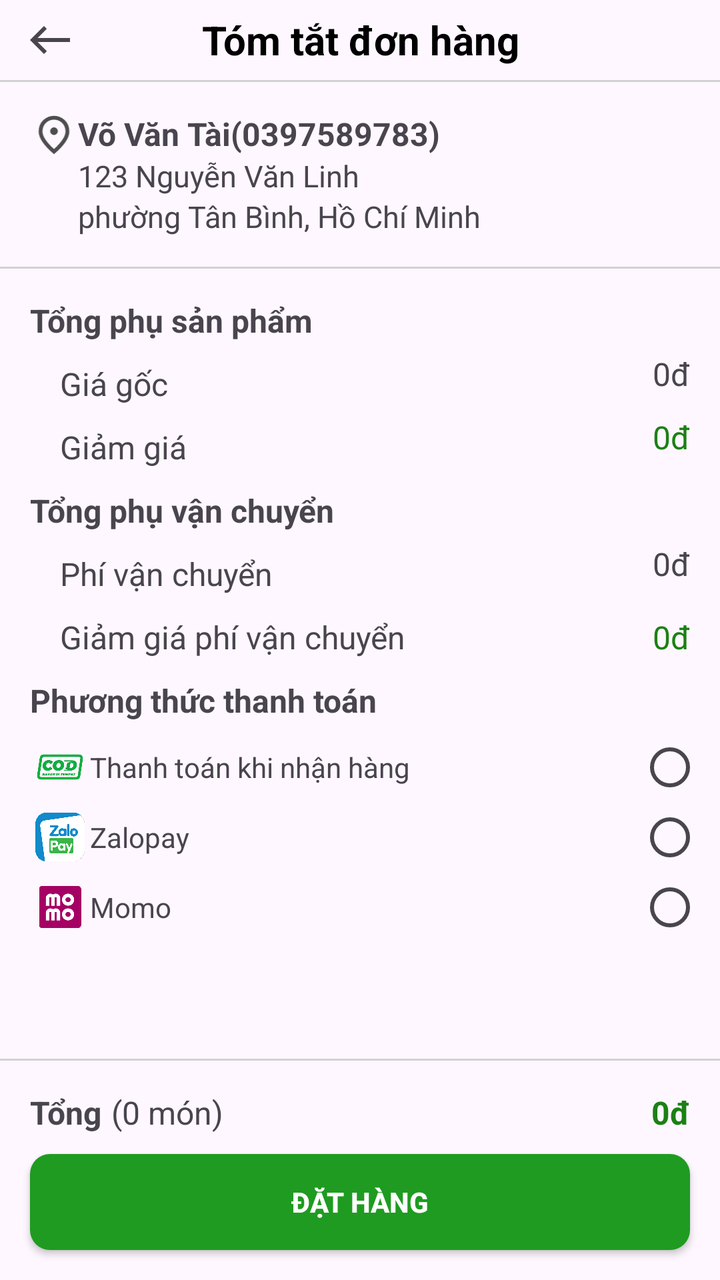
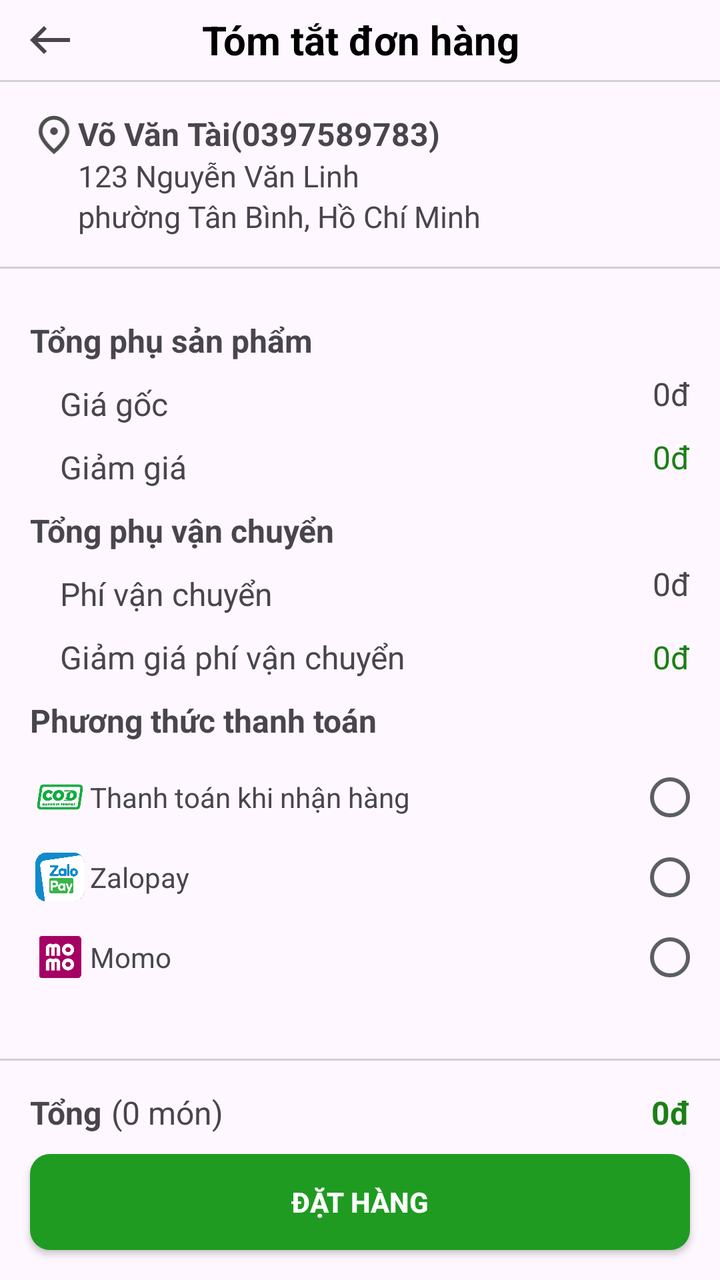

Screens rendered from an Android XML layout before and after an edit, with the pre-edit source and the edit as a unified diff.
<!-- AndroidManifest.xml: application theme Theme.FoodOrderApp -->
<!-- res/layout/fragment_order_summary.xml -->
<?xml version="1.0" encoding="utf-8"?>
<androidx.constraintlayout.widget.ConstraintLayout xmlns:android="http://schemas.android.com/apk/res/android"
    xmlns:app="http://schemas.android.com/apk/res-auto"
    xmlns:tools="http://schemas.android.com/tools"
    android:layout_width="match_parent"
    android:layout_height="match_parent"
    tools:context=".view.ui.shoppingcart.FragmentOrderSummary">

    <TextView
        android:id="@+id/txtTieuDe"
        android:layout_width="wrap_content"
        android:layout_height="40dp"
        android:gravity="center"
        android:text="@string/OrderSummary_Title"
        android:textColor="#000000"
        android:textSize="20sp"
        android:textStyle="bold"
        app:layout_constraintEnd_toEndOf="parent"
        app:layout_constraintStart_toStartOf="parent"
        app:layout_constraintTop_toTopOf="parent" />

    <ImageView
        android:id="@+id/imgThoat"
        android:layout_width="40dp"
        android:layout_height="40dp"
        android:layout_marginStart="5dp"
        android:background="?attr/selectableItemBackground"
        android:contentDescription="@string/motaanh"
        android:padding="8dp"
        android:src="@drawable/promotion_icon_quaylai"
        app:layout_constraintStart_toStartOf="parent"
        app:layout_constraintTop_toTopOf="parent" />

    <View
        android:id="@+id/view1"
        android:layout_width="match_parent"
        android:layout_height="1dp"
        android:background="#D1D1D1"
        app:layout_constraintEnd_toEndOf="parent"
        app:layout_constraintStart_toStartOf="parent"
        app:layout_constraintTop_toBottomOf="@+id/txtTieuDe" />

    <ScrollView
        android:id="@+id/layout"
        android:layout_width="match_parent"
        android:layout_height="0dp"
        android:scrollbars="none"
        app:layout_constraintEnd_toEndOf="parent"
        app:layout_constraintStart_toStartOf="parent"
        app:layout_constraintTop_toBottomOf="@+id/view1">


        <androidx.constraintlayout.widget.ConstraintLayout
            android:layout_width="match_parent"
            android:layout_height="wrap_content">

            <ImageView
                android:id="@+id/iconAddress"
                android:layout_width="wrap_content"
                android:layout_height="23dp"
                android:layout_marginStart="15dp"
                android:layout_marginTop="15dp"
                android:contentDescription="@string/motaanh"
                android:src="@drawable/order_danggiao_diadiem"
                app:layout_constraintStart_toStartOf="parent"
                app:layout_constraintTop_toTopOf="parent" />

            <TextView
                android:id="@+id/txtName_Phone_User"
                android:layout_width="wrap_content"
                android:layout_height="wrap_content"
                android:layout_marginTop="15dp"
                android:text="@string/OrderSummary_NameUser"
                android:textSize="16sp"
                android:textStyle="bold"
                app:layout_constraintStart_toEndOf="@+id/iconAddress"
                app:layout_constraintTop_toTopOf="parent" />

            <TextView
                android:id="@+id/txtStreet"
                android:layout_width="wrap_content"
                android:layout_height="wrap_content"
                android:text="@string/OrderSummary_Street"
                android:textSize="15sp"
                app:layout_constraintStart_toEndOf="@+id/iconAddress"
                app:layout_constraintTop_toBottomOf="@+id/txtName_Phone_User" />

            <TextView
                android:id="@+id/txtRegion"
                android:layout_width="wrap_content"
                android:layout_height="wrap_content"
                android:text="@string/OrderSummary_Region"
                android:textSize="15sp"
                app:layout_constraintStart_toEndOf="@+id/iconAddress"
                app:layout_constraintTop_toBottomOf="@+id/txtStreet" />

            <View
                android:id="@+id/view2"
                android:layout_width="match_parent"
                android:layout_height="1dp"
                android:layout_marginTop="15dp"
                android:background="#D1D1D1"
                app:layout_constraintEnd_toEndOf="parent"
                app:layout_constraintStart_toStartOf="parent"
                app:layout_constraintTop_toBottomOf="@+id/txtRegion" />

            <androidx.recyclerview.widget.RecyclerView
                android:id="@+id/rvFood"
                android:layout_width="match_parent"
                android:layout_height="wrap_content"
                android:layout_marginStart="15dp"
                android:layout_marginEnd="15dp"
                app:layout_constraintEnd_toEndOf="parent"
                app:layout_constraintStart_toStartOf="parent"
                app:layout_constraintTop_toBottomOf="@+id/view2" />

            <TextView
                android:id="@+id/txtSubtotal"
                android:layout_width="wrap_content"
                android:layout_height="wrap_content"
                android:layout_marginStart="15dp"
                android:layout_marginTop="15dp"
                android:text="@string/OrderSummary_Subtotal"
                android:textSize="16sp"
                android:textStyle="bold"
                app:layout_constraintStart_toStartOf="parent"
                app:layout_constraintTop_toBottomOf="@+id/rvFood" />

            <TextView
                android:id="@+id/txtOriginalPrice"
                android:layout_width="wrap_content"
                android:layout_height="wrap_content"
                android:layout_marginStart="30dp"
                android:layout_marginTop="10dp"
                android:text="@string/OrderSummary_OriginalPrice"
                android:textSize="16sp"
                app:layout_constraintStart_toStartOf="parent"
                app:layout_constraintTop_toBottomOf="@+id/txtSubtotal" />

            <TextView
                android:id="@+id/OriginalPrice"
                android:layout_width="wrap_content"
                android:layout_height="wrap_content"
                android:layout_marginTop="5dp"
                android:layout_marginEnd="15dp"
                android:text="@string/OrderSummary_Gia"
                android:textSize="16sp"
                app:layout_constraintEnd_toEndOf="parent"
                app:layout_constraintTop_toBottomOf="@+id/txtSubtotal" />

            <TextView
                android:id="@+id/txtVoucher"
                android:layout_width="wrap_content"
                android:layout_height="wrap_content"
                android:layout_marginStart="30dp"
                android:layout_marginTop="10dp"
                android:text="@string/OrderSummary_Voucher"
                android:textSize="16sp"
                app:layout_constraintStart_toStartOf="parent"
                app:layout_constraintTop_toBottomOf="@+id/txtOriginalPrice" />

            <TextView
                android:id="@+id/Voucher"
                android:layout_width="wrap_content"
                android:layout_height="wrap_content"
                android:layout_marginTop="10dp"
                android:layout_marginEnd="15dp"
                android:text="@string/OrderSummary_Gia"
                android:textColor="#1C8015"
                android:textSize="16sp"
                app:layout_constraintEnd_toEndOf="parent"
                app:layout_constraintTop_toBottomOf="@+id/OriginalPrice" />

            <TextView
                android:id="@+id/txtSubtotalShippingFee"
                android:layout_width="wrap_content"
                android:layout_height="wrap_content"
                android:layout_marginStart="15dp"
                android:layout_marginTop="10dp"
                android:text="@string/OrderSummary_SubtotalShippingFee"
                android:textSize="16sp"
                android:textStyle="bold"
                app:layout_constraintStart_toStartOf="parent"
                app:layout_constraintTop_toBottomOf="@+id/txtVoucher" />

            <TextView
                android:id="@+id/txtShippingFee"
                android:layout_width="wrap_content"
                android:layout_height="wrap_content"
                android:layout_marginStart="30dp"
                android:layout_marginTop="10dp"
                android:text="@string/OrderSummary_ShippingFee"
                android:textSize="16sp"
                app:layout_constraintStart_toStartOf="parent"
                app:layout_constraintTop_toBottomOf="@+id/txtSubtotalShippingFee" />

            <TextView
                android:id="@+id/ShippingFee"
                android:layout_width="wrap_content"
                android:layout_height="wrap_content"
                android:layout_marginTop="5dp"
                android:layout_marginEnd="15dp"
                android:text="@string/OrderSummary_Gia"
                android:textSize="16sp"
                app:layout_constraintEnd_toEndOf="parent"
                app:layout_constraintTop_toBottomOf="@+id/txtSubtotalShippingFee" />

            <TextView
                android:id="@+id/txtVoucherShippping"
                android:layout_width="wrap_content"
                android:layout_height="wrap_content"
                android:layout_marginStart="30dp"
                android:layout_marginTop="10dp"
                android:text="@string/OrderSummary_VoucherShipping"
                android:textSize="16sp"
                app:layout_constraintStart_toStartOf="parent"
                app:layout_constraintTop_toBottomOf="@+id/txtShippingFee" />

            <TextView
                android:id="@+id/VoucherShippping"
                android:layout_width="wrap_content"
                android:layout_height="wrap_content"
                android:layout_marginTop="10dp"
                android:layout_marginEnd="15dp"
                android:text="@string/OrderSummary_Gia"
                android:textColor="#1C8015"
                android:textSize="16sp"
                app:layout_constraintEnd_toEndOf="parent"
                app:layout_constraintTop_toBottomOf="@+id/txtShippingFee" />

            <TextView
                android:id="@+id/txtPaymentMethod"
                android:layout_width="wrap_content"
                android:layout_height="wrap_content"
                android:layout_marginStart="15dp"
                android:layout_marginTop="10dp"
                android:text="@string/OrderSummary_txtPaymentMethod"
                android:textSize="16sp"
                android:textStyle="bold"
                app:layout_constraintStart_toStartOf="parent"
                app:layout_constraintTop_toBottomOf="@+id/txtVoucherShippping" />

            <androidx.constraintlayout.widget.ConstraintLayout
                android:id="@+id/layoutCOD"
                android:layout_width="match_parent"
                android:layout_height="wrap_content"
                android:layout_marginTop="10dp"
                android:paddingStart="15dp"
                android:paddingEnd="15dp"
                app:layout_constraintEnd_toEndOf="parent"
                app:layout_constraintStart_toStartOf="parent"
                app:layout_constraintTop_toBottomOf="@+id/txtPaymentMethod">

                <ImageView
                    android:id="@+id/imgCod"
                    android:layout_width="30dp"
                    android:layout_height="25dp"
                    android:contentDescription="@string/motaanh"
                    android:src="@drawable/anh_cod"
                    app:layout_constraintBottom_toBottomOf="parent"
                    app:layout_constraintStart_toStartOf="parent"
                    app:layout_constraintTop_toTopOf="parent" />

                <TextView
                    android:id="@+id/cashOnDelivery"
                    android:layout_width="wrap_content"
                    android:layout_height="wrap_content"
                    android:text="@string/OrderSummary_txtCashOnDelivery"
                    android:textSize="14sp"
                    app:layout_constraintBottom_toBottomOf="parent"
                    app:layout_constraintStart_toEndOf="@+id/imgCod"
                    app:layout_constraintTop_toTopOf="parent" />

                <RadioButton
                    android:id="@+id/rdbCod"
                    android:layout_width="26dp"
                    android:layout_height="23dp"
                    android:gravity="center"
                    app:layout_constraintBottom_toBottomOf="parent"
                    app:layout_constraintEnd_toEndOf="parent"
                    app:layout_constraintTop_toTopOf="parent" />

            </androidx.constraintlayout.widget.ConstraintLayout>

            <androidx.constraintlayout.widget.ConstraintLayout
                android:id="@+id/layoutZalopay"
                android:layout_width="match_parent"
                android:layout_height="wrap_content"
                android:layout_marginTop="10dp"
                android:paddingStart="15dp"
                android:paddingEnd="15dp"
                app:layout_constraintEnd_toEndOf="parent"
                app:layout_constraintStart_toStartOf="parent"
                app:layout_constraintTop_toBottomOf="@+id/layoutCOD">

                <ImageView
                    android:id="@+id/imgZalopay"
                    android:layout_width="30dp"
                    android:layout_height="25dp"
                    android:contentDescription="@string/motaanh"
                    android:src="@drawable/anh_icon_zalopay"
                    app:layout_constraintBottom_toBottomOf="parent"
                    app:layout_constraintStart_toStartOf="parent"
                    app:layout_constraintTop_toTopOf="parent" />

                <TextView
                    android:id="@+id/txtZalopay"
                    android:layout_width="wrap_content"
                    android:layout_height="wrap_content"
                    android:text="@string/OrderSummary_Zalopay"
                    android:textSize="14sp"
                    app:layout_constraintBottom_toBottomOf="parent"
                    app:layout_constraintStart_toEndOf="@+id/imgZalopay"
                    app:layout_constraintTop_toTopOf="parent" />

                <RadioButton
                    android:id="@+id/rdbZalopay"
                    android:layout_width="26dp"
                    android:layout_height="23dp"
                    android:gravity="center"
                    app:layout_constraintBottom_toBottomOf="parent"
                    app:layout_constraintEnd_toEndOf="parent"
                    app:layout_constraintTop_toTopOf="parent" />

            </androidx.constraintlayout.widget.ConstraintLayout>

            <androidx.constraintlayout.widget.ConstraintLayout
                android:id="@+id/layoutMomo"
                android:layout_width="match_parent"
                android:layout_height="wrap_content"
                android:layout_marginTop="10dp"
                android:paddingStart="15dp"
                android:paddingEnd="15dp"
                app:layout_constraintEnd_toEndOf="parent"
                app:layout_constraintStart_toStartOf="parent"
                app:layout_constraintTop_toBottomOf="@+id/layoutZalopay">

                <ImageView
                    android:id="@+id/imgMomo"
                    android:layout_width="30dp"
                    android:layout_height="25dp"
                    android:contentDescription="@string/motaanh"
                    android:padding="2dp"
                    android:src="@drawable/anh_momo"
                    app:layout_constraintBottom_toBottomOf="parent"
                    app:layout_constraintStart_toStartOf="parent"
                    app:layout_constraintTop_toTopOf="parent" />

                <TextView
                    android:id="@+id/txtMomo"
                    android:layout_width="wrap_content"
                    android:layout_height="wrap_content"
                    android:text="@string/OrderSummary_Momo"
                    android:textSize="14sp"
                    app:layout_constraintBottom_toBottomOf="parent"
                    app:layout_constraintStart_toEndOf="@+id/imgMomo"
                    app:layout_constraintTop_toTopOf="parent" />

                <RadioButton
                    android:id="@+id/rdbMomo"
                    android:layout_width="26dp"
                    android:layout_height="23dp"
                    android:gravity="center"
                    app:layout_constraintBottom_toBottomOf="parent"
                    app:layout_constraintEnd_toEndOf="parent"
                    app:layout_constraintTop_toTopOf="parent" />

            </androidx.constraintlayout.widget.ConstraintLayout>
        </androidx.constraintlayout.widget.ConstraintLayout>
    </ScrollView>

    <View
        android:id="@+id/view3"
        android:layout_width="match_parent"
        android:layout_height="1dp"
        android:layout_marginBottom="15dp"
        android:background="#D1D1D1"
        app:layout_constraintBottom_toTopOf="@+id/txtTotal"
        app:layout_constraintEnd_toEndOf="parent"
        app:layout_constraintStart_toStartOf="parent" />

    <TextView
        android:id="@+id/txtTotal"
        android:layout_width="wrap_content"
        android:layout_height="wrap_content"
        android:layout_marginStart="15dp"
        android:layout_marginBottom="10dp"
        android:text="@string/OrderSummary_txtTotal"
        android:textSize="16sp"
        android:textStyle="bold"
        app:layout_constraintBottom_toTopOf="@id/btnOrder"
        app:layout_constraintStart_toStartOf="parent" />

    <TextView
        android:id="@+id/txtQuantityFood"
        android:layout_width="wrap_content"
        android:layout_height="wrap_content"
        android:layout_marginStart="5dp"
        android:layout_marginBottom="10dp"
        android:text="@string/OrderSummary_txtQuantityFood"
        android:textSize="16sp"
        app:layout_constraintBottom_toTopOf="@+id/btnOrder"
        app:layout_constraintStart_toEndOf="@+id/txtTotal" />

    <TextView
        android:id="@+id/total"
        android:layout_width="wrap_content"
        android:layout_height="wrap_content"
        android:layout_marginEnd="15dp"
        android:layout_marginBottom="10dp"
        android:text="@string/OrderSummary_Gia"
        android:textColor="#1C8015"
        android:textSize="16sp"
        android:textStyle="bold"
        app:layout_constraintBottom_toTopOf="@+id/btnOrder"
        app:layout_constraintEnd_toEndOf="parent" />

    <androidx.appcompat.widget.AppCompatButton
        android:id="@+id/btnOrder"
        android:layout_width="match_parent"
        android:layout_height="wrap_content"
        android:layout_marginStart="15dp"
        android:layout_marginEnd="15dp"
        android:layout_marginBottom="15dp"
        android:background="@drawable/bg_button_login"
        android:text="@string/OrderSummary_Order"
        android:textColor="#FFFFFF"
        android:textStyle="bold"
        app:layout_constraintBottom_toBottomOf="parent"
        app:layout_constraintEnd_toEndOf="parent"
        app:layout_constraintStart_toStartOf="parent" />

</androidx.constraintlayout.widget.ConstraintLayout>
<!-- resources referenced by this layout -->
<resources>
  <!-- drawable anh_cod: png bitmap (drawable, 88944 bytes) -->
  <!-- drawable anh_icon_zalopay: png bitmap (drawable, 17646 bytes) -->
  <!-- drawable anh_momo: png bitmap (drawable, 2913 bytes) -->
  <!-- drawable bg_button_login (drawable) -->
  <?xml version="1.0" encoding="utf-8"?>
  <selector xmlns:android="http://schemas.android.com/apk/res/android">
  
          <item android:state_pressed="true">
              <shape android:shape="rectangle">
                  <solid android:color="#1F811F"/>
                  <corners android:radius="10dp"/>
              </shape>
  
          </item>
  
          <item>
              <shape android:shape="rectangle">
                      android:width="1dp"/>
                      <solid android:color="#1F9B21"/>
                  <corners android:radius="10dp" />
              </shape>
          </item>
  
  
  </selector>
  <!-- drawable order_danggiao_diadiem (drawable) -->
  <vector xmlns:android="http://schemas.android.com/apk/res/android"
      android:width="24dp"
      android:height="24dp"
      android:viewportWidth="960"
      android:viewportHeight="960"
      android:tint="#4E4E4E">
    <path
        android:fillColor="@android:color/white"
        android:pathData="M480,480Q513,480 536.5,456.5Q560,433 560,400Q560,367 536.5,343.5Q513,320 480,320Q447,320 423.5,343.5Q400,367 400,400Q400,433 423.5,456.5Q447,480 480,480ZM480,774Q602,662 661,570.5Q720,479 720,408Q720,299 650.5,229.5Q581,160 480,160Q379,160 309.5,229.5Q240,299 240,408Q240,479 299,570.5Q358,662 480,774ZM480,880Q319,743 239.5,625.5Q160,508 160,408Q160,258 256.5,169Q353,80 480,80Q607,80 703.5,169Q800,258 800,408Q800,508 720.5,625.5Q641,743 480,880ZM480,400Q480,400 480,400Q480,400 480,400Q480,400 480,400Q480,400 480,400Q480,400 480,400Q480,400 480,400Q480,400 480,400Q480,400 480,400Z"/>
  </vector>
  <!-- drawable promotion_icon_quaylai (drawable) -->
  <vector xmlns:android="http://schemas.android.com/apk/res/android"
      android:width="24dp"
      android:height="24dp"
      android:viewportWidth="960"
      android:viewportHeight="960"
      android:tint="?attr/colorControlNormal">
    <path
        android:fillColor="@android:color/white"
        android:pathData="M360,760L80,480L360,200L416,256L233,440L880,440L880,520L233,520L417,704L360,760Z"/>
  </vector>
  <string name="OrderSummary_Gia">0đ</string>
  <string name="OrderSummary_Momo">Momo</string>
  <string name="OrderSummary_NameUser">Võ Văn Tài(0397589783)</string>
  <string name="OrderSummary_Order">Đặt hàng</string>
  <string name="OrderSummary_OriginalPrice">Giá gốc</string>
  <string name="OrderSummary_Region">phường Tân Bình, Hồ Chí Minh</string>
  <string name="OrderSummary_ShippingFee">Phí vận chuyển</string>
  <string name="OrderSummary_Street">123 Nguyễn Văn Linh</string>
  <string name="OrderSummary_Subtotal">Tổng phụ sản phẩm</string>
  <string name="OrderSummary_SubtotalShippingFee">Tổng phụ vận chuyển</string>
  <string name="OrderSummary_Title">Tóm tắt đơn hàng</string>
  <string name="OrderSummary_Voucher">Giảm giá</string>
  <string name="OrderSummary_VoucherShipping">Giảm giá phí vận chuyển</string>
  <string name="OrderSummary_Zalopay">Zalopay</string>
  <string name="OrderSummary_txtCashOnDelivery">Thanh toán khi nhận hàng</string>
  <string name="OrderSummary_txtPaymentMethod">Phương thức thanh toán</string>
  <string name="OrderSummary_txtQuantityFood">(0 món)</string>
  <string name="OrderSummary_txtTotal">Tổng</string>
  <string name="motaanh">anh</string>
  <style name="Theme.FoodOrderApp" parent="Base.Theme.FoodOrderApp" />
  <style name="Base.Theme.FoodOrderApp" parent="Theme.Material3.Light.NoActionBar">
          
          
      </style>
</resources>

<!-- the commit's change to res/layout/fragment_order_summary.xml (unified diff, before → after) -->
@@ -44,7 +44,9 @@
         android:id="@+id/layout"
         android:layout_width="match_parent"
         android:layout_height="0dp"
+        android:layout_marginBottom="15dp"
         android:scrollbars="none"
+        app:layout_constraintBottom_toTopOf="@+id/view3"
         app:layout_constraintEnd_toEndOf="parent"
         app:layout_constraintStart_toStartOf="parent"
         app:layout_constraintTop_toBottomOf="@+id/view1">
@@ -109,6 +111,7 @@
                 android:layout_width="match_parent"
                 android:layout_height="wrap_content"
                 android:layout_marginStart="15dp"
+                android:layout_marginTop="10dp"
                 android:layout_marginEnd="15dp"
                 app:layout_constraintEnd_toEndOf="parent"
                 app:layout_constraintStart_toStartOf="parent"
@@ -244,7 +247,7 @@
                 android:id="@+id/layoutCOD"
                 android:layout_width="match_parent"
                 android:layout_height="wrap_content"
-                android:layout_marginTop="10dp"
+                android:layout_marginTop="15dp"
                 android:paddingStart="15dp"
                 android:paddingEnd="15dp"
                 app:layout_constraintEnd_toEndOf="parent"
@@ -278,7 +281,8 @@
                     android:gravity="center"
                     app:layout_constraintBottom_toBottomOf="parent"
                     app:layout_constraintEnd_toEndOf="parent"
-                    app:layout_constraintTop_toTopOf="parent" />
+                    app:layout_constraintTop_toTopOf="parent"
+                   app:buttonTint="@color/bg_radiobutton_green"/>
 
             </androidx.constraintlayout.widget.ConstraintLayout>
 
@@ -286,7 +290,7 @@
                 android:id="@+id/layoutZalopay"
                 android:layout_width="match_parent"
                 android:layout_height="wrap_content"
-                android:layout_marginTop="10dp"
+                android:layout_marginTop="15dp"
                 android:paddingStart="15dp"
                 android:paddingEnd="15dp"
                 app:layout_constraintEnd_toEndOf="parent"
@@ -320,7 +324,8 @@
                     android:gravity="center"
                     app:layout_constraintBottom_toBottomOf="parent"
                     app:layout_constraintEnd_toEndOf="parent"
-                    app:layout_constraintTop_toTopOf="parent" />
+                    app:layout_constraintTop_toTopOf="parent"
+                    app:buttonTint="@color/bg_radiobutton_green"/>
 
             </androidx.constraintlayout.widget.ConstraintLayout>
 
@@ -328,7 +333,7 @@
                 android:id="@+id/layoutMomo"
                 android:layout_width="match_parent"
                 android:layout_height="wrap_content"
-                android:layout_marginTop="10dp"
+                android:layout_marginTop="15dp"
                 android:paddingStart="15dp"
                 android:paddingEnd="15dp"
                 app:layout_constraintEnd_toEndOf="parent"
@@ -363,7 +368,8 @@
                     android:gravity="center"
                     app:layout_constraintBottom_toBottomOf="parent"
                     app:layout_constraintEnd_toEndOf="parent"
-                    app:layout_constraintTop_toTopOf="parent" />
+                    app:layout_constraintTop_toTopOf="parent"
+                    app:buttonTint="@color/bg_radiobutton_green"/>
 
             </androidx.constraintlayout.widget.ConstraintLayout>
         </androidx.constraintlayout.widget.ConstraintLayout>
